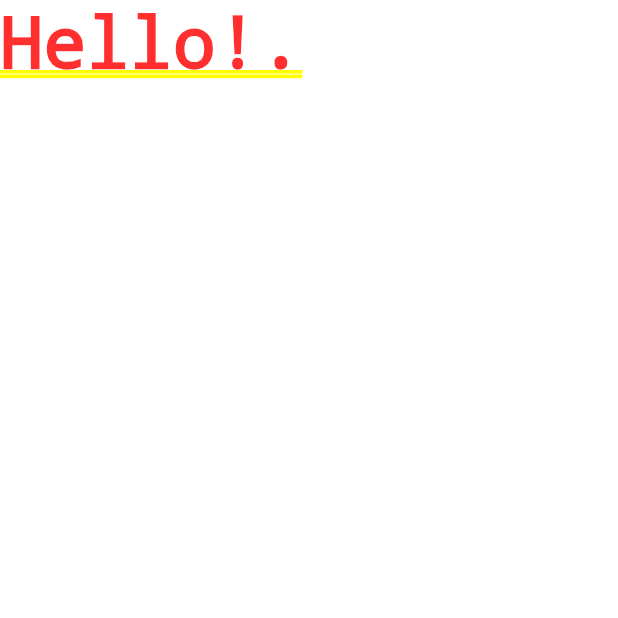
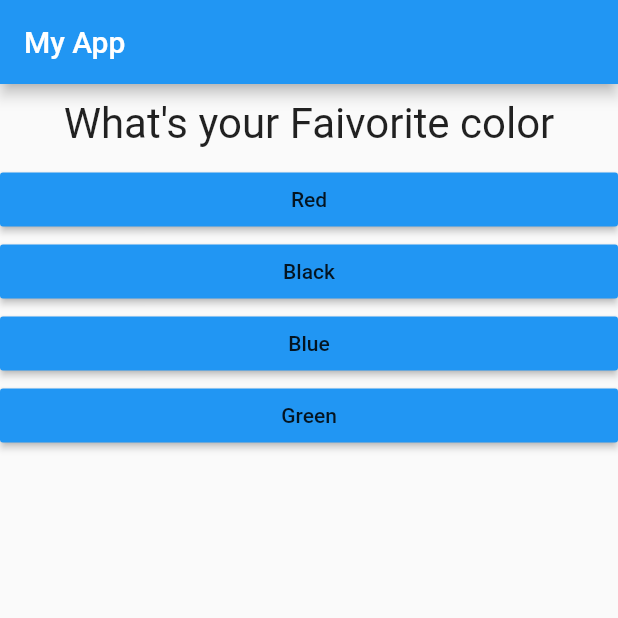
Before and after one commit to abdurReactdev/App_test_flutter_1, a Flutter app: the screen it shows after launch, on a phone screen of 412 x 824 dp, the top half of it. Run offline on Flutter 3.47's test engine with Material 2 defaults, Android fonts, the phone set to English and light mode, and no system bars.

Commit message:
new file:   .gitignore 	new file:   .idea/vcs.xml 	modified:   .idea/workspace.xml 	new file:   .vscode/launch.json 	new file:   sampleproject/lib/Answer.dart 	new file:   sampleproject/lib/Question.dart 	modified:   sampleproject/lib/main.dart

```diff
--- /dev/null
+++ b/sampleproject/lib/Answer.dart
@@ -0,0 +1,15 @@
+import 'package:flutter/material.dart';
+
+class Answer extends StatelessWidget {
+  final Function questionChange;
+  final answerString;
+  Answer(this.questionChange,this.answerString);
+  @override
+  Widget build(BuildContext context) {
+    return Container(
+      width: double.infinity,
+      child: RaisedButton(
+          color: Colors.blue, child: Text(answerString), onPressed: questionChange),
+    );
+  }
+}
--- /dev/null
+++ b/sampleproject/lib/Question.dart
@@ -0,0 +1,18 @@
+import 'package:flutter/material.dart';
+
+class Question extends StatelessWidget {
+  final String questionText;
+  Question(this.questionText);
+  @override
+  Widget build(BuildContext context) {
+    return Container(
+      margin: EdgeInsets.all(10),
+      width: double.infinity,
+      child:
+      Text(questionText,
+      style: TextStyle(fontSize: 28),
+      textAlign: TextAlign.center,
+      ),
+    );
+  }
+}
--- a/sampleproject/lib/main.dart
+++ b/sampleproject/lib/main.dart
@@ -1,13 +1,114 @@
 import 'package:flutter/material.dart';
+import 'package:sampleproject/Answer.dart';
+import './Question.dart';
 
-void main() {
+void main() => runApp(MyApp());
+
+class MyApp extends StatefulWidget {
+  @override
+  State<StatefulWidget> createState() {
+    return MyAppState();
+  }
+}
+
+class MyAppState extends State<MyApp> {
+  var question = [
+    {
+      'questionText': 'What\'s your Faivorite color',
+      'answer': ['Red', 'Black', 'Blue', 'Green']
+    },
+    {
+      'questionText': 'What\'s your Faivorite animal',
+      'answer': ['Rabbit', 'Cat', 'Lion', 'Dog']
+    },
+    {
+      'questionText': 'Who\'s your Faivorite instructor',
+      'answer': ['Max', 'Max', 'MAX', 'Max']
+    },
+  ];
+  var questionindex = 0;
+  void restart() {
+    setState(() {
+      questionindex = 0;
+
+    });
+
+  }
+
+  void answerquestion() {
+    setState(() {
+      questionindex = questionindex + 1;
+    });
+  }
+
+  Widget build(BuildContext context) {
+    return MaterialApp(
+      home: Scaffold(
+        appBar: AppBar(
+          title: Text('My App'),
+        ),
+        body: questionindex < question.length
+            ? Column(
+                children: [
+                  Question(question[questionindex]['questionText']),
+                  ...(question[questionindex]['answer'] as List<String>)
+                      .map((answer) {
+                    return Answer(answerquestion, answer);
+                  }).toList(),
+                ],
+              )
+            : Column(
+                children: [
+                  Text('You did it'),
+                  FlatButton(
+                      onPressed: restart, child: Text('Press to restart'))
+                ],
+              ),
+      ),
+    );
+  }
+}
+/*void main() {
   runApp(MyApp());
 }
 
-class MyApp extends StatelessWidget {
+class MyApp extends StatefulWidget {
+  @override
+  State<StatefulWidget> createState() {
+
+    return MyAppState();
+  }
+}
+
+class MyAppState extends State<MyApp> {
+  var questionindex = 0;
+  void questionanswer() {
+    setState(() {
+      questionindex = questionindex + 1;
+    });
+
+  }
+
   Widget build(BuildContext context) {
+    var question = [
+      'What\'s your favorite color?',
+      'What\'s your favorite animal?'
+    ];
     return MaterialApp(
-      home: Text('Hello!.'),
+      home: Scaffold(
+        appBar: AppBar(
+          title: Text('My App'),
+        ),
+        body: Column(
+          children: [
+            Question(question[questionindex]),
+            Answer(questionanswer),
+            Answer(questionanswer),
+            Answer(questionanswer),
+          ],
+        ),
+      ),
     );
   }
 }
+*/
```
Also changed, not shown: 1 other file.
